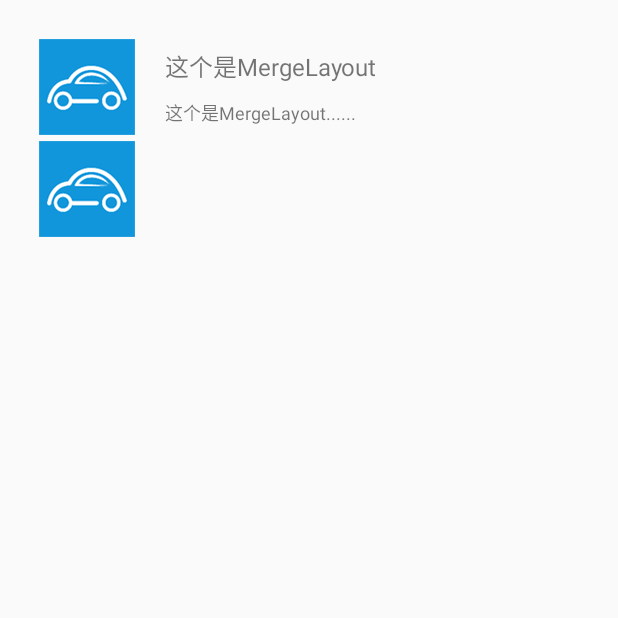
After one commit to wangpf2011/BezierTest, an Android app: the ViewStubActivity screen opened directly, with no data from a screen before it, on a phone screen of 412 x 824 dp, the top half of it. The commit adds this screen. Run offline under Robolectric (Android 15) with nearby library versions, the phone set to English and light mode, and no system bars.

Commit message:
布局优化ViewStub

```diff
--- a/app/src/main/AndroidManifest.xml
+++ b/app/src/main/AndroidManifest.xml
@@ -19,6 +19,8 @@
         <activity android:name=".WaveViewActivity" />
         <activity android:name=".BezierCubicActivity" />
         <activity android:name=".BezierQuadActivity" />
+        <activity android:name="com.wf.view.base.CustomViewActivity" />
+        <activity android:name="com.wf.view.base.ViewStubActivity" />
     </application>
 
 </manifest>
--- /dev/null
+++ b/app/src/main/java/com/wf/view/base/ViewStubActivity.java
@@ -0,0 +1,41 @@
+package com.wf.view.base;
+
+import android.os.Bundle;
+import android.view.ViewStub;
+import android.widget.ImageView;
+import android.widget.TextView;
+
+import com.wf.view.bezier.BaseActivity;
+import com.wf.view.bezier.R;
+
+/**
+ * ViewStub使用demo
+ * Created by wang on 2019/2/28.
+ */
+
+public class ViewStubActivity extends BaseActivity {
+
+    @Override
+    protected void onCreate(Bundle savedInstanceState) {
+        super.onCreate(savedInstanceState);
+        setContentView(R.layout.activity_viewstub);
+        pageName = "CustomViewActivity";
+
+        if ((((int) (Math.random() * 100)) & 0x01) == 0) {
+            // to show text
+            // all you have to do is inflate the ViewStub for textview
+            ViewStub stub = (ViewStub) findViewById(R.id.viewstub_demo_text);
+            stub.inflate();
+            TextView text = (TextView) findViewById(R.id.viewstub_demo_textview);
+            text.setText("Android界面优化之ViewStub");
+        } else {
+            // to show image
+            // all you have to do is inflate the ViewStub for imageview
+            ViewStub stub = (ViewStub) findViewById(R.id.viewstub_demo_image);
+            stub.inflate();
+            ImageView image = (ImageView) findViewById(R.id.viewstub_demo_imageview);
+            image.setImageResource(R.mipmap.ic_vehicle);
+        }
+
+    }
+}
--- /dev/null
+++ b/app/src/main/res/layout/activity_viewstub.xml
@@ -0,0 +1,31 @@
+<?xml version="1.0" encoding="utf-8"?>
+<RelativeLayout xmlns:android="http://schemas.android.com/apk/res/android"
+    xmlns:tools="http://schemas.android.com/tools"
+    android:id="@+id/activity_main"
+    android:layout_width="match_parent"
+    android:layout_height="match_parent"
+    android:paddingBottom="@dimen/activity_vertical_margin"
+    android:paddingLeft="@dimen/activity_horizontal_margin"
+    android:paddingRight="@dimen/activity_horizontal_margin"
+    android:paddingTop="@dimen/activity_vertical_margin">
+
+    <include
+        android:id="@+id/layout_merge"
+        layout="@layout/optimize_viewstub_item_merge" />
+
+    <ViewStub
+        android:id="@+id/viewstub_demo_text"
+        android:layout_width="match_parent"
+        android:layout_height="wrap_content"
+        android:layout_below="@+id/tv_content"
+        android:layout_margin="10dp"
+        android:layout="@layout/optimize_viewstub_textview"/>
+    <ViewStub
+        android:id="@+id/viewstub_demo_image"
+        android:layout_width="match_parent"
+        android:layout_height="wrap_content"
+        android:layout_below="@+id/tv_content"
+        android:layout_margin="10dp"
+        android:layout="@layout/optimize_viewstub_imageview"/>
+
+</RelativeLayout>
--- a/app/src/main/res/layout/optimize_constaintlayout.xml
+++ b/app/src/main/res/layout/optimize_constaintlayout.xml
@@ -10,9 +10,7 @@
         android:id="@+id/iv_image"
         android:layout_width="wrap_content"
         android:layout_height="wrap_content"
-        android:layout_margin="10dp"
         android:src="@mipmap/ic_vehicle"
-        android:layout_marginStart="16dp"
         app:layout_constraintLeft_toLeftOf="parent"
         android:layout_marginLeft="16dp"
         android:layout_marginTop="16dp"
@@ -26,7 +24,6 @@
         android:text="这个是ConstraintLayout"
         android:textSize="16sp"
         app:layout_constraintLeft_toRightOf="@+id/iv_image"
-        android:layout_marginStart="20dp"
         android:layout_marginLeft="20dp"
         android:layout_marginTop="20dp"
         app:layout_constraintTop_toTopOf="parent" />
--- /dev/null
+++ b/app/src/main/res/layout/optimize_viewstub_imageview.xml
@@ -0,0 +1,11 @@
+<?xml version="1.0" encoding="utf-8"?>
+<LinearLayout
+    xmlns:android="http://schemas.android.com/apk/res/android"
+    android:orientation="vertical"
+    android:layout_width="wrap_content"
+    android:layout_height="wrap_content">
+    <ImageView
+        android:id="@+id/viewstub_demo_imageview"
+        android:layout_width="wrap_content"
+        android:layout_height="wrap_content"/>
+</LinearLayout>
```
Also changed, not shown: app/src/main/java/com/wf/view/MainActivity.java (+14 -0 lines), app/src/main/java/com/wf/view/base/CustomViewActivity.java (added, +21 -0 lines), app/src/main/res/layout/activity_customview.xml (added, +59 -0 lines), app/src/main/res/layout/activity_main.xml (+15 -2 lines), app/src/main/res/layout/activity_myview.xml (added, +17 -0 lines), app/src/main/res/layout/optimize_viewstub.xml (deleted, +0 -44 lines), app/src/main/res/layout/optimize_viewstub_item_layout.xml (deleted, +0 -11 lines), app/src/main/res/layout/optimize_viewstub_textview.xml (added, +13 -0 lines), app/src/main/res/values/colors.xml (+8 -0 lines), app/src/main/res/mipmap-hdpi/ic_bleheadericon.png (added).
